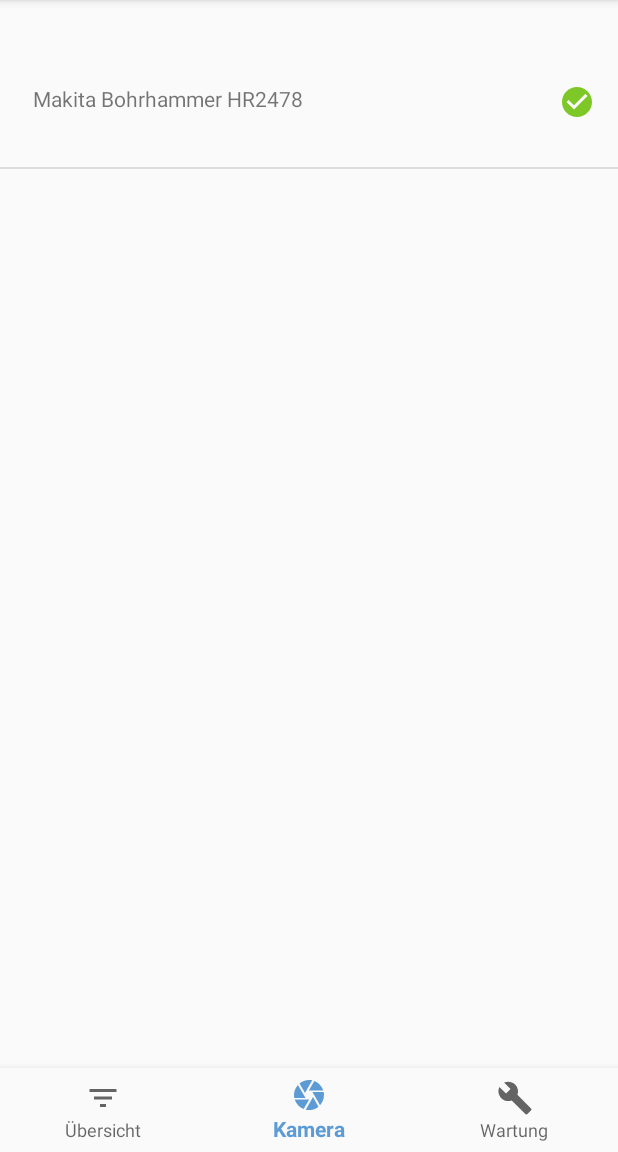
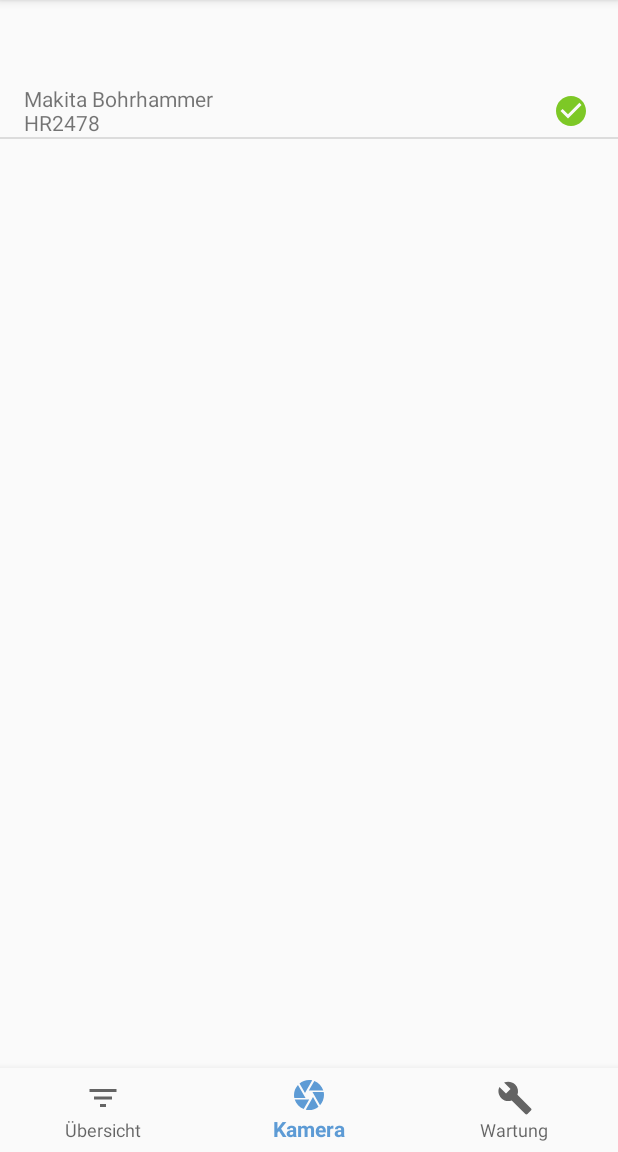
Before and after one commit to LeleZuGut/TrackingApp_Neu, an Android app: the fragment NotificationsFragment placed in its activity, on a phone screen of 412 x 824 dp, the part 84-1236 px from its top. Run offline under Robolectric (Android 15) with nearby library versions, the phone set to English and light mode, and no system bars; our stand-ins replace navigation-ui; libraries missing offline, so code that uses them is left out: com.google.zxing.integration.

Commit message:
Layoutänderungen fertig

```diff
--- a/app/src/main/java/com/example/trackingapp/listmodel/RepairListAdapter.java
+++ b/app/src/main/java/com/example/trackingapp/listmodel/RepairListAdapter.java
@@ -1,5 +1,6 @@
 package com.example.trackingapp.listmodel;
 
+import android.app.Activity;
 import android.content.Context;
 import android.view.LayoutInflater;
 import android.view.View;
@@ -10,6 +11,7 @@ import android.widget.TextView;
 
 import com.example.trackingapp.Object;
 import com.example.trackingapp.R;
+import com.example.trackingapp.database.MyDatabaseManager;
 
 import java.util.ArrayList;
 import java.util.List;
@@ -18,11 +20,13 @@ public class RepairListAdapter extends BaseAdapter {
     private List<Object> objects = new ArrayList<>();
     private int layoutId;
     private LayoutInflater inflater;
+    MyDatabaseManager mdm;
 
     public RepairListAdapter(Context ctx, int layoutId, List<Object> objects) {
         this.objects = objects;
         this.layoutId = layoutId;
         this.inflater = (LayoutInflater) ctx.getSystemService(Context.LAYOUT_INFLATER_SERVICE);
+        mdm = new MyDatabaseManager((Activity)ctx);
     }
 
     @Override
@@ -42,15 +46,15 @@ public class RepairListAdapter extends BaseAdapter {
 
     @Override
     public View getView(int position, View convertView, ViewGroup parent) {
-        Object o = objects.get(position);
+        final Object o = objects.get(position);
         View lstItem = (convertView == null) ? inflater.inflate(this.layoutId, null) : convertView;
-        ((TextView) lstItem.findViewById(R.id.text_view_repair_listView)).setText(o.toString());
-        ImageView deselect = (ImageView) lstItem.findViewById(R.id.image_view_deselect_listView);
+        ((TextView) lstItem.findViewById(R.id.text_view_repair_listView2)).setText(o.toString());
+        ImageView deselect = (ImageView) lstItem.findViewById(R.id.image_view_deselect_listView2);
 
         deselect.setOnClickListener(new View.OnClickListener(){
             @Override
             public void onClick(View v) {
-
+                mdm.updateStatus(o.getId(), "'frei'");
             }
         });
 
--- a/app/src/main/java/com/example/trackingapp/ui/notifications/NotificationsFragment.java
+++ b/app/src/main/java/com/example/trackingapp/ui/notifications/NotificationsFragment.java
@@ -73,7 +73,7 @@ public class NotificationsFragment extends Fragment {
             o.setStatus((resultset.getString(3)));
             arr.add(o);
         }
-        RepairListAdapter myadapter = new RepairListAdapter(this.getActivity(), R.layout.list_view_repair, arr);
+        RepairListAdapter myadapter = new RepairListAdapter(this.getActivity(), R.layout.list_view_repair_2, arr);
         lv.setAdapter(myadapter);
     }
 }
--- a/app/src/main/res/layout/activity_main.xml
+++ b/app/src/main/res/layout/activity_main.xml
@@ -10,10 +10,12 @@
         android:id="@+id/fragment_container"
         android:layout_width="match_parent"
         android:layout_height="match_parent"
-        android:layout_marginBottom="56dp"
         android:text="@string/title_home"
+        app:layout_constraintBottom_toBottomOf="parent"
+        app:layout_constraintEnd_toEndOf="parent"
         app:layout_constraintLeft_toLeftOf="parent"
-        app:layout_constraintTop_toTopOf="parent" />
+        app:layout_constraintTop_toTopOf="parent"
+        app:layout_constraintVertical_bias="0.0" />
 
     <com.google.android.material.bottomnavigation.BottomNavigationView
         android:id="@+id/nav_view"
--- a/app/src/main/res/layout/activity_show_device.xml
+++ b/app/src/main/res/layout/activity_show_device.xml
@@ -162,7 +162,8 @@
             android:layout_height="wrap_content"
             android:layout_weight="1"
             android:background="@drawable/layout_button"
-            android:text="Zurück" />
+            android:text="Zurück"
+            android:textSize="10sp" />
 
         <Space
             android:layout_width="100dp"
@@ -175,7 +176,8 @@
             android:layout_height="wrap_content"
             android:layout_weight="1"
             android:background="@drawable/layout_button"
-            android:text="Speichern" />
+            android:text="Speichern"
+            android:textSize="10sp" />
 
         <Space
             android:layout_width="100dp"
--- a/app/src/main/res/layout/fragment_home.xml
+++ b/app/src/main/res/layout/fragment_home.xml
@@ -9,8 +9,8 @@
 
     <ListView
         android:id="@+id/listUebersicht"
-        android:layout_width="411dp"
-        android:layout_height="733dp"
+        android:layout_width="match_parent"
+        android:layout_height="match_parent"
         app:layout_constraintEnd_toEndOf="parent"
         app:layout_constraintTop_toTopOf="parent" />
 </LinearLayout>
--- a/app/src/main/res/layout/list_view_devices_2.xml
+++ b/app/src/main/res/layout/list_view_devices_2.xml
@@ -50,7 +50,7 @@
         android:layout_height="wrap_content"
         app:layout_constraintBottom_toBottomOf="parent"
         app:layout_constraintEnd_toEndOf="parent"
-        app:layout_constraintHorizontal_bias="0.855"
+        app:layout_constraintHorizontal_bias="0.958"
         app:layout_constraintStart_toStartOf="parent"
         app:layout_constraintTop_toTopOf="parent"
         app:layout_constraintVertical_bias="0.503"
--- /dev/null
+++ b/app/src/main/res/layout/list_view_repair_2.xml
@@ -0,0 +1,31 @@
+<?xml version="1.0" encoding="utf-8"?>
+<androidx.constraintlayout.widget.ConstraintLayout
+    xmlns:android="http://schemas.android.com/apk/res/android"
+    xmlns:app="http://schemas.android.com/apk/res-auto"
+    xmlns:tools="http://schemas.android.com/tools"
+    android:layout_width="match_parent"
+    android:layout_height="match_parent">
+
+    <TextView
+        android:id="@+id/text_view_repair_listView2"
+        android:layout_width="wrap_content"
+        android:layout_height="wrap_content"
+        android:maxWidth="150dp"
+        android:text="TextView"
+        app:layout_constraintBottom_toBottomOf="parent"
+        app:layout_constraintEnd_toEndOf="parent"
+        app:layout_constraintHorizontal_bias="0.06"
+        app:layout_constraintStart_toStartOf="parent"
+        app:layout_constraintTop_toTopOf="parent" />
+
+    <ImageView
+        android:id="@+id/image_view_deselect_listView2"
+        android:layout_width="wrap_content"
+        android:layout_height="wrap_content"
+        app:layout_constraintBottom_toBottomOf="parent"
+        app:layout_constraintEnd_toEndOf="parent"
+        app:layout_constraintHorizontal_bias="0.95"
+        app:layout_constraintStart_toStartOf="parent"
+        app:layout_constraintTop_toTopOf="parent"
+        app:srcCompat="@drawable/ic_baseline_check_circle_24" />
+</androidx.constraintlayout.widget.ConstraintLayout>
```
